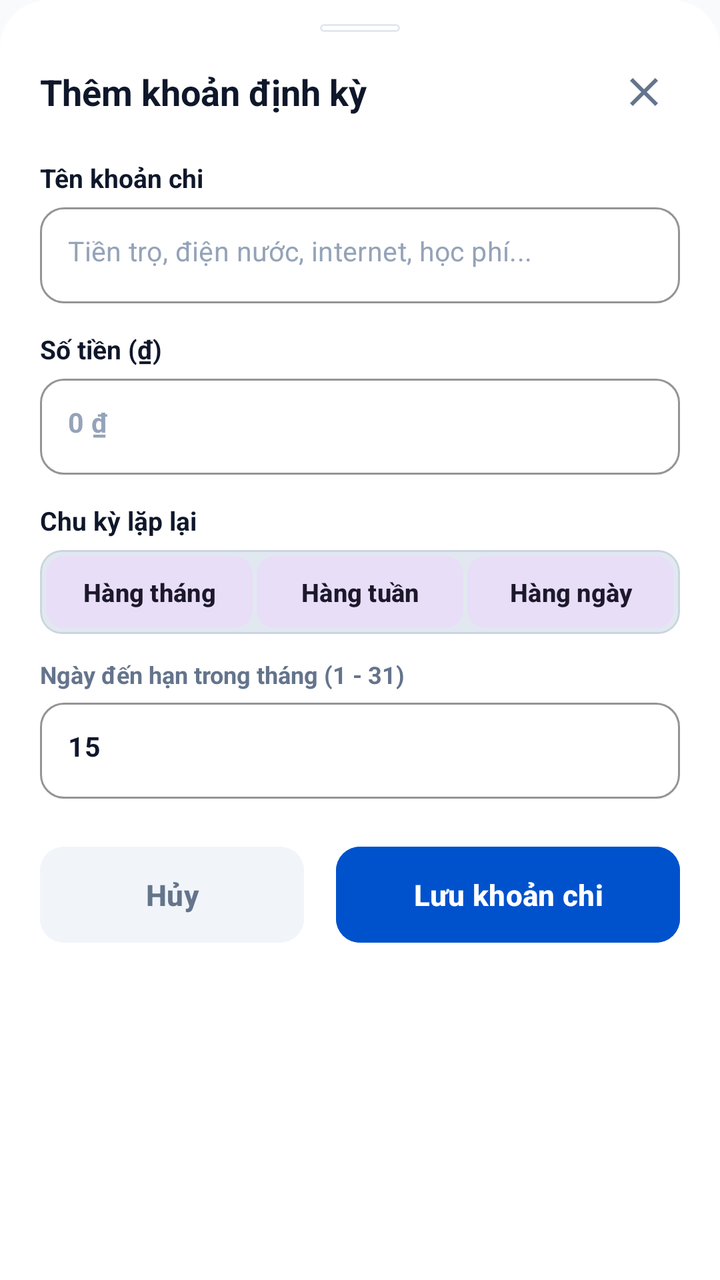
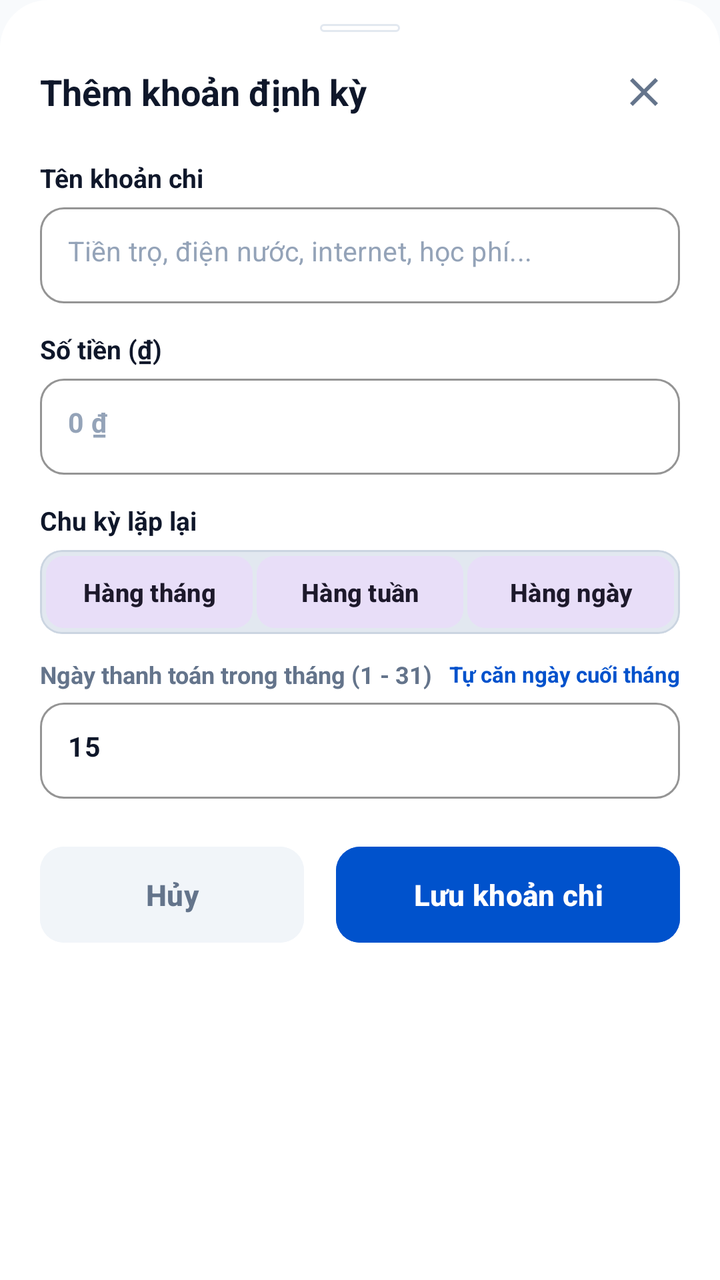

An Android layout rendered at two revisions. The XML below is the earlier revision; the diff shows what the commit changed to produce the second picture.
<!-- AndroidManifest.xml: application theme Theme.SharedFund -->
<!-- res/layout/bottom_sheet_create_recurring_rule.xml -->
<?xml version="1.0" encoding="utf-8"?>
<LinearLayout xmlns:android="http://schemas.android.com/apk/res/android"
    xmlns:app="http://schemas.android.com/apk/res-auto"
    android:layout_width="match_parent"
    android:layout_height="wrap_content"
    android:background="@drawable/bg_bottom_sheet"
    android:orientation="vertical"
    android:paddingStart="20dp"
    android:paddingTop="12dp"
    android:paddingEnd="20dp"
    android:paddingBottom="28dp">

    <View
        android:layout_width="40dp"
        android:layout_height="4dp"
        android:layout_gravity="center_horizontal"
        android:layout_marginBottom="12dp"
        android:background="@drawable/bg_card" />

    <RelativeLayout
        android:layout_width="match_parent"
        android:layout_height="wrap_content"
        android:layout_marginBottom="16dp">

        <TextView
            android:layout_width="wrap_content"
            android:layout_height="wrap_content"
            android:layout_alignParentStart="true"
            android:layout_centerVertical="true"
            android:text="Thêm khoản định kỳ"
            android:textColor="@color/text_primary"
            android:textSize="18sp"
            android:textStyle="bold" />

        <ImageButton
            android:id="@+id/btnCreateRecurringClose"
            android:layout_width="36dp"
            android:layout_height="36dp"
            android:layout_alignParentEnd="true"
            android:layout_centerVertical="true"
            android:background="?attr/selectableItemBackgroundBorderless"
            android:contentDescription="Đóng"
            android:src="@drawable/ic_close"
            app:tint="@color/text_secondary" />
    </RelativeLayout>

    <TextView
        android:layout_width="wrap_content"
        android:layout_height="wrap_content"
        android:layout_marginBottom="6dp"
        android:text="Tên khoản chi"
        android:textColor="@color/text_primary"
        android:textSize="13sp"
        android:textStyle="bold" />

    <com.google.android.material.textfield.TextInputLayout
        style="@style/Widget.MaterialComponents.TextInputLayout.OutlinedBox"
        android:layout_width="match_parent"
        android:layout_height="wrap_content"
        app:boxCornerRadiusBottomEnd="12dp"
        app:boxCornerRadiusBottomStart="12dp"
        app:boxCornerRadiusTopEnd="12dp"
        app:boxCornerRadiusTopStart="12dp"
        app:boxStrokeColor="@color/primary"
        app:hintEnabled="false">

        <com.google.android.material.textfield.TextInputEditText
            android:id="@+id/etRecurringTitle"
            android:layout_width="match_parent"
            android:layout_height="48dp"
            android:hint="Tiền trọ, điện nước, internet, học phí..."
            android:inputType="textCapSentences"
            android:maxLines="1"
            android:paddingStart="14dp"
            android:paddingEnd="14dp"
            android:textColor="@color/text_primary"
            android:textColorHint="@color/text_tertiary"
            android:textSize="13.5sp" />
    </com.google.android.material.textfield.TextInputLayout>

    <TextView
        android:layout_width="wrap_content"
        android:layout_height="wrap_content"
        android:layout_marginTop="14dp"
        android:layout_marginBottom="6dp"
        android:text="Số tiền (₫)"
        android:textColor="@color/text_primary"
        android:textSize="13sp"
        android:textStyle="bold" />

    <com.google.android.material.textfield.TextInputLayout
        style="@style/Widget.MaterialComponents.TextInputLayout.OutlinedBox"
        android:layout_width="match_parent"
        android:layout_height="wrap_content"
        app:boxCornerRadiusBottomEnd="12dp"
        app:boxCornerRadiusBottomStart="12dp"
        app:boxCornerRadiusTopEnd="12dp"
        app:boxCornerRadiusTopStart="12dp"
        app:boxStrokeColor="@color/primary"
        app:hintEnabled="false">

        <com.google.android.material.textfield.TextInputEditText
            android:id="@+id/etRecurringAmount"
            android:layout_width="match_parent"
            android:layout_height="48dp"
            android:hint="0 ₫"
            android:inputType="number"
            android:maxLines="1"
            android:paddingStart="14dp"
            android:paddingEnd="14dp"
            android:textColor="@color/text_primary"
            android:textColorHint="@color/text_tertiary"
            android:textSize="13.5sp"
            android:textStyle="bold" />
    </com.google.android.material.textfield.TextInputLayout>

    <TextView
        android:layout_width="wrap_content"
        android:layout_height="wrap_content"
        android:layout_marginTop="14dp"
        android:layout_marginBottom="6dp"
        android:text="Chu kỳ lặp lại"
        android:textColor="@color/text_primary"
        android:textSize="13sp"
        android:textStyle="bold" />

    <com.google.android.material.card.MaterialCardView
        android:id="@+id/cardSegmentFrequency"
        android:layout_width="match_parent"
        android:layout_height="42dp"
        app:cardBackgroundColor="@color/segment_track"
        app:cardCornerRadius="11dp"
        app:cardElevation="0dp"
        app:strokeColor="@color/segment_track_border"
        app:strokeWidth="1dp">

        <LinearLayout
            android:layout_width="match_parent"
            android:layout_height="match_parent"
            android:orientation="horizontal"
            android:padding="3dp">

            <com.google.android.material.button.MaterialButton
                android:id="@+id/btnFreqMonthly"
                style="@style/Widget.Material3.Button.TonalButton"
                android:layout_width="0dp"
                android:layout_height="match_parent"
                android:layout_weight="1"
                android:insetTop="0dp"
                android:insetBottom="0dp"
                android:minWidth="0dp"
                android:padding="0dp"
                android:text="Hàng tháng"
                android:textSize="12.5sp"
                android:textStyle="bold"
                app:cornerRadius="9dp" />

            <com.google.android.material.button.MaterialButton
                android:id="@+id/btnFreqWeekly"
                style="@style/Widget.Material3.Button.TonalButton"
                android:layout_width="0dp"
                android:layout_height="match_parent"
                android:layout_marginStart="2dp"
                android:layout_weight="1"
                android:insetTop="0dp"
                android:insetBottom="0dp"
                android:minWidth="0dp"
                android:padding="0dp"
                android:text="Hàng tuần"
                android:textSize="12.5sp"
                android:textStyle="bold"
                app:cornerRadius="9dp" />

            <com.google.android.material.button.MaterialButton
                android:id="@+id/btnFreqDaily"
                style="@style/Widget.Material3.Button.TonalButton"
                android:layout_width="0dp"
                android:layout_height="match_parent"
                android:layout_marginStart="2dp"
                android:layout_weight="1"
                android:insetTop="0dp"
                android:insetBottom="0dp"
                android:minWidth="0dp"
                android:padding="0dp"
                android:text="Hàng ngày"
                android:textSize="12.5sp"
                android:textStyle="bold"
                app:cornerRadius="9dp" />
        </LinearLayout>
    </com.google.android.material.card.MaterialCardView>

    <LinearLayout
        android:id="@+id/layoutMonthlyDayPicker"
        android:layout_width="match_parent"
        android:layout_height="wrap_content"
        android:layout_marginTop="12dp"
        android:orientation="vertical">

        <TextView
            android:layout_width="wrap_content"
            android:layout_height="wrap_content"
            android:layout_marginBottom="6dp"
            android:text="Ngày đến hạn trong tháng (1 - 31)"
            android:textColor="@color/text_secondary"
            android:textSize="12sp"
            android:textStyle="bold" />

        <com.google.android.material.textfield.TextInputLayout
            style="@style/Widget.MaterialComponents.TextInputLayout.OutlinedBox"
            android:layout_width="match_parent"
            android:layout_height="wrap_content"
            app:boxCornerRadiusBottomEnd="12dp"
            app:boxCornerRadiusBottomStart="12dp"
            app:boxCornerRadiusTopEnd="12dp"
            app:boxCornerRadiusTopStart="12dp"
            app:boxStrokeColor="@color/primary"
            app:hintEnabled="false">

            <com.google.android.material.textfield.TextInputEditText
                android:id="@+id/etRecurringDay"
                android:layout_width="match_parent"
                android:layout_height="48dp"
                android:hint="Nhập ngày trong tháng (1 - 31)"
                android:inputType="number"
                android:maxLines="1"
                android:paddingStart="14dp"
                android:paddingEnd="14dp"
                android:text="15"
                android:textColor="@color/text_primary"
                android:textColorHint="@color/text_tertiary"
                android:textSize="13.5sp"
                android:textStyle="bold" />
        </com.google.android.material.textfield.TextInputLayout>
    </LinearLayout>

    <LinearLayout
        android:id="@+id/layoutWeeklyDayPicker"
        android:layout_width="match_parent"
        android:layout_height="wrap_content"
        android:layout_marginTop="12dp"
        android:orientation="vertical"
        android:visibility="gone">

        <TextView
            android:layout_width="wrap_content"
            android:layout_height="wrap_content"
            android:layout_marginBottom="6dp"
            android:text="Thứ lặp lại trong tuần"
            android:textColor="@color/text_secondary"
            android:textSize="12sp"
            android:textStyle="bold" />

        <HorizontalScrollView
            android:layout_width="match_parent"
            android:layout_height="wrap_content"
            android:clipToPadding="false"
            android:overScrollMode="never"
            android:scrollbars="none">

            <LinearLayout
                android:id="@+id/layoutWeekDays"
                android:layout_width="wrap_content"
                android:layout_height="wrap_content"
                android:orientation="horizontal">

                <com.google.android.material.button.MaterialButton
                    android:id="@+id/btnDayMon"
                    style="@style/Widget.Material3.Button.TonalButton"
                    android:layout_width="wrap_content"
                    android:layout_height="36dp"
                    android:layout_marginEnd="6dp"
                    android:insetTop="0dp"
                    android:insetBottom="0dp"
                    android:minWidth="0dp"
                    android:paddingStart="14dp"
                    android:paddingEnd="14dp"
                    android:tag="2"
                    android:text="Thứ 2"
                    android:textSize="12sp"
                    android:textStyle="bold"
                    app:cornerRadius="10dp" />

                <com.google.android.material.button.MaterialButton
                    android:id="@+id/btnDayTue"
                    style="@style/Widget.Material3.Button.TonalButton"
                    android:layout_width="wrap_content"
                    android:layout_height="36dp"
                    android:layout_marginEnd="6dp"
                    android:insetTop="0dp"
                    android:insetBottom="0dp"
                    android:minWidth="0dp"
                    android:paddingStart="14dp"
                    android:paddingEnd="14dp"
                    android:tag="3"
                    android:text="Thứ 3"
                    android:textSize="12sp"
                    android:textStyle="bold"
                    app:cornerRadius="10dp" />

                <com.google.android.material.button.MaterialButton
                    android:id="@+id/btnDayWed"
                    style="@style/Widget.Material3.Button.TonalButton"
                    android:layout_width="wrap_content"
                    android:layout_height="36dp"
                    android:layout_marginEnd="6dp"
                    android:insetTop="0dp"
                    android:insetBottom="0dp"
                    android:minWidth="0dp"
                    android:paddingStart="14dp"
                    android:paddingEnd="14dp"
                    android:tag="4"
                    android:text="Thứ 4"
                    android:textSize="12sp"
                    android:textStyle="bold"
                    app:cornerRadius="10dp" />

                <com.google.android.material.button.MaterialButton
                    android:id="@+id/btnDayThu"
                    style="@style/Widget.Material3.Button.TonalButton"
                    android:layout_width="wrap_content"
                    android:layout_height="36dp"
                    android:layout_marginEnd="6dp"
                    android:insetTop="0dp"
                    android:insetBottom="0dp"
                    android:minWidth="0dp"
                    android:paddingStart="14dp"
                    android:paddingEnd="14dp"
                    android:tag="5"
                    android:text="Thứ 5"
                    android:textSize="12sp"
                    android:textStyle="bold"
                    app:cornerRadius="10dp" />

                <com.google.android.material.button.MaterialButton
                    android:id="@+id/btnDayFri"
                    style="@style/Widget.Material3.Button.TonalButton"
                    android:layout_width="wrap_content"
                    android:layout_height="36dp"
                    android:layout_marginEnd="6dp"
                    android:insetTop="0dp"
                    android:insetBottom="0dp"
                    android:minWidth="0dp"
                    android:paddingStart="14dp"
                    android:paddingEnd="14dp"
                    android:tag="6"
                    android:text="Thứ 6"
                    android:textSize="12sp"
                    android:textStyle="bold"
                    app:cornerRadius="10dp" />

                <com.google.android.material.button.MaterialButton
                    android:id="@+id/btnDaySat"
                    style="@style/Widget.Material3.Button.TonalButton"
                    android:layout_width="wrap_content"
                    android:layout_height="36dp"
                    android:layout_marginEnd="6dp"
                    android:insetTop="0dp"
                    android:insetBottom="0dp"
                    android:minWidth="0dp"
                    android:paddingStart="14dp"
                    android:paddingEnd="14dp"
                    android:tag="7"
                    android:text="Thứ 7"
                    android:textSize="12sp"
                    android:textStyle="bold"
                    app:cornerRadius="10dp" />

                <com.google.android.material.button.MaterialButton
                    android:id="@+id/btnDaySun"
                    style="@style/Widget.Material3.Button.TonalButton"
                    android:layout_width="wrap_content"
                    android:layout_height="36dp"
                    android:insetTop="0dp"
                    android:insetBottom="0dp"
                    android:minWidth="0dp"
                    android:paddingStart="14dp"
                    android:paddingEnd="14dp"
                    android:tag="1"
                    android:text="Chủ nhật"
                    android:textSize="12sp"
                    android:textStyle="bold"
                    app:cornerRadius="10dp" />
            </LinearLayout>
        </HorizontalScrollView>
    </LinearLayout>

    <LinearLayout
        android:layout_width="match_parent"
        android:layout_height="wrap_content"
        android:layout_marginTop="24dp"
        android:orientation="horizontal">

        <com.google.android.material.button.MaterialButton
            android:id="@+id/btnCancelRecurringRule"
            android:layout_width="0dp"
            android:layout_height="48dp"
            android:layout_marginEnd="8dp"
            android:layout_weight="1"
            android:backgroundTint="@color/surface_variant"
            android:insetTop="0dp"
            android:insetBottom="0dp"
            android:text="Hủy"
            android:textAllCaps="false"
            android:textColor="@color/text_secondary"
            android:textSize="14.5sp"
            android:textStyle="bold"
            app:cornerRadius="12dp"
            app:elevation="0dp" />

        <com.google.android.material.button.MaterialButton
            android:id="@+id/btnSubmitRecurringRule"
            android:layout_width="0dp"
            android:layout_height="48dp"
            android:layout_marginStart="8dp"
            android:layout_weight="1.3"
            android:backgroundTint="@color/primary"
            android:insetTop="0dp"
            android:insetBottom="0dp"
            android:text="Lưu khoản chi"
            android:textAllCaps="false"
            android:textColor="@android:color/white"
            android:textSize="14.5sp"
            android:textStyle="bold"
            app:cornerRadius="12dp"
            app:elevation="0dp" />
    </LinearLayout>
</LinearLayout>
<!-- resources referenced by this layout -->
<resources>
  <color name="primary">#0052CC</color>
  <color name="segment_track">#E2E8F0</color>
  <color name="segment_track_border">#CBD5E1</color>
  <color name="surface_variant">#F1F5F9</color>
  <color name="text_primary">#0F172A</color>
  <color name="text_secondary">#64748B</color>
  <color name="text_tertiary">#94A3B8</color>
  <!-- drawable bg_bottom_sheet (drawable) -->
  <?xml version="1.0" encoding="utf-8"?>
  <shape xmlns:android="http://schemas.android.com/apk/res/android"
      android:shape="rectangle">
      <solid android:color="@color/surface" />
      <corners
          android:topLeftRadius="24dp"
          android:topRightRadius="24dp"
          android:bottomLeftRadius="0dp"
          android:bottomRightRadius="0dp" />
  </shape>
  <!-- drawable bg_card (drawable) -->
  <?xml version="1.0" encoding="utf-8"?>
  <shape xmlns:android="http://schemas.android.com/apk/res/android"
      android:shape="rectangle">
      <solid android:color="@color/surface" />
      <corners android:radius="16dp" />
      <stroke android:width="1dp" android:color="@color/border" />
  </shape>
  <!-- drawable ic_close (drawable) -->
  <vector xmlns:android="http://schemas.android.com/apk/res/android"
      android:width="24dp"
      android:height="24dp"
      android:viewportWidth="24"
      android:viewportHeight="24">
      <path
          android:fillColor="#FF000000"
          android:pathData="M19,6.41L17.59,5 12,10.59 6.41,5 5,6.41 10.59,12 5,17.59 6.41,19 12,13.41 17.59,19 19,17.59 13.41,12z" />
  </vector>
  <style name="Theme.SharedFund" parent="Base.Theme.SharedFund" />
  <color name="surface">#FFFFFF</color>
  <color name="border">#E2E8F0</color>
  <style name="Base.Theme.SharedFund" parent="Theme.Material3.Light.NoActionBar">
  
          <item name="colorPrimary">@color/primary</item>
  
          <item name="colorPrimaryDark">@color/primary_dark</item>
  
          <item name="colorSecondary">@color/accent_income</item>
  
          <item name="android:statusBarColor">@color/surface</item>
  
          <item name="android:windowLightStatusBar">true</item>
  
          <item name="android:windowBackground">@color/background</item>
  
          <item name="colorSurface">@color/surface</item>
  
          <item name="colorOnSurface">@color/text_primary</item>
  
          <item name="android:textColorPrimary">@color/text_primary</item>
  
          <item name="android:textColorSecondary">@color/text_secondary</item>
  
          <item name="android:textColorHint">@color/text_secondary</item>
  
          <item name="editTextColor">@color/text_primary</item>
  
      </style>
  <color name="primary_dark">#003D99</color>
  <color name="accent_income">#10B981</color>
  <color name="background">#F8FAFC</color>
</resources>

<!-- the commit's change to res/layout/bottom_sheet_create_recurring_rule.xml (unified diff, before → after) -->
@@ -196,14 +196,30 @@
         android:layout_marginTop="12dp"
         android:orientation="vertical">
 
-        <TextView
-            android:layout_width="wrap_content"
+        <LinearLayout
+            android:layout_width="match_parent"
             android:layout_height="wrap_content"
             android:layout_marginBottom="6dp"
-            android:text="Ngày đến hạn trong tháng (1 - 31)"
-            android:textColor="@color/text_secondary"
-            android:textSize="12sp"
-            android:textStyle="bold" />
+            android:gravity="center_vertical"
+            android:orientation="horizontal">
+
+            <TextView
+                android:layout_width="0dp"
+                android:layout_height="wrap_content"
+                android:layout_weight="1"
+                android:text="Ngày thanh toán trong tháng (1 - 31)"
+                android:textColor="@color/text_secondary"
+                android:textSize="12sp"
+                android:textStyle="bold" />
+
+            <TextView
+                android:layout_width="wrap_content"
+                android:layout_height="wrap_content"
+                android:text="Tự căn ngày cuối tháng"
+                android:textColor="@color/primary"
+                android:textSize="11sp"
+                android:textStyle="bold" />
+        </LinearLayout>
 
         <com.google.android.material.textfield.TextInputLayout
             style="@style/Widget.MaterialComponents.TextInputLayout.OutlinedBox"
